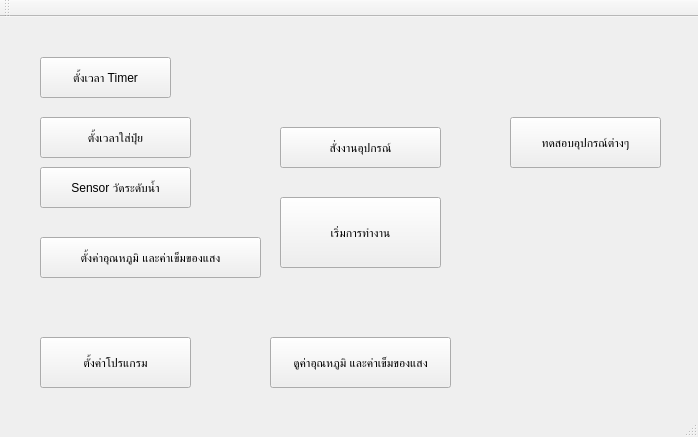
This is mainwindow.ui in eploentham/TimerWater as Qt 5 draws it before an edit. The edited form follows.
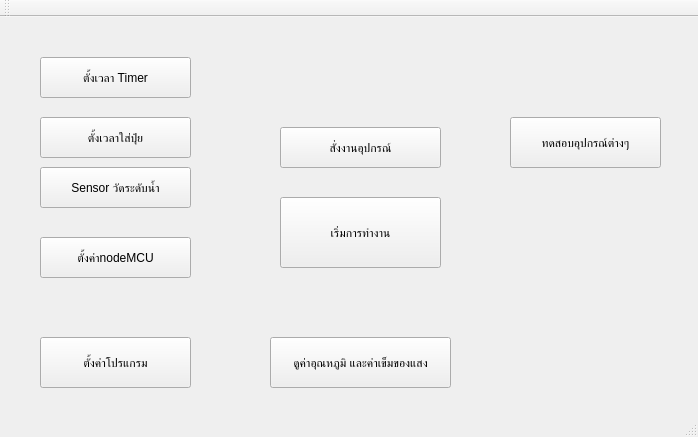
This is the edited form.

Patch:
```diff
--- a/mainwindow.ui
+++ b/mainwindow.ui
@@ -22,7 +22,7 @@
      <rect>
       <x>40</x>
       <y>40</y>
-      <width>131</width>
+      <width>151</width>
       <height>41</height>
      </rect>
     </property>
@@ -48,12 +48,12 @@
      <rect>
       <x>40</x>
       <y>220</y>
-      <width>221</width>
+      <width>151</width>
       <height>41</height>
      </rect>
     </property>
     <property name="text">
-     <string>ตั้งค่าอุณหภูมิ และค่าเข็มของแสง</string>
+     <string>ตั้งค่าnodeMCU</string>
     </property>
    </widget>
    <widget class="QPushButton" name="pushButton_3">
```
Left out of the diff: 4 changed lines with no effect on the pictures.
